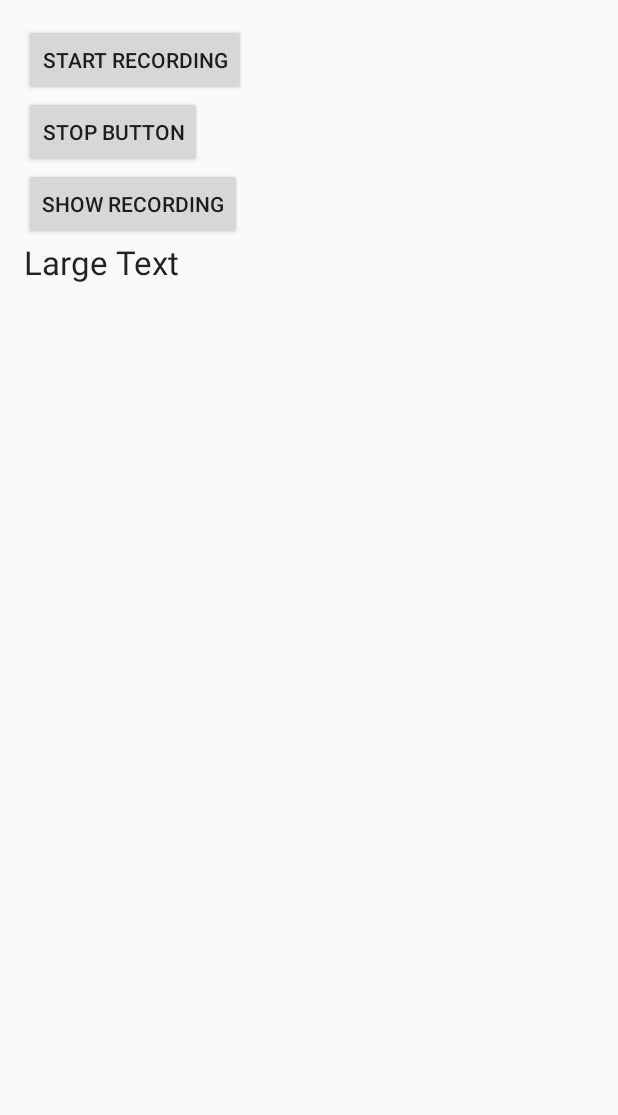
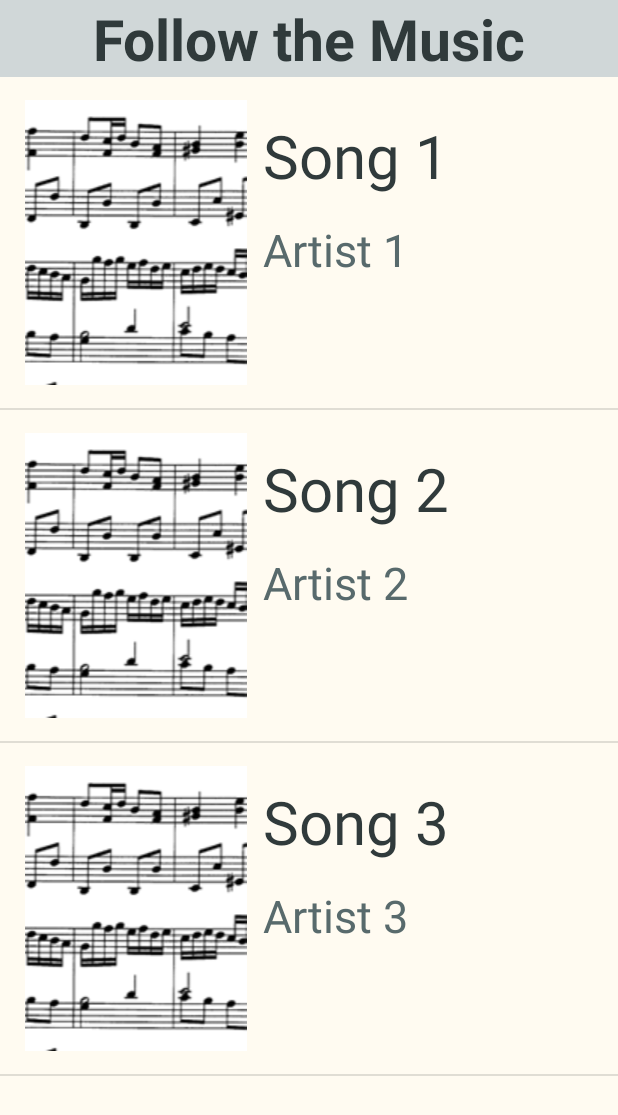
Before and after one commit to JesperHenriksen/PageTurner, an Android app: the screen it shows after launch (MainActivity), on a phone screen of 412 x 824 dp. Shown: the top 1115 px of the screen. Run offline under Robolectric (Android 15) with nearby library versions, the phone set to English and light mode, and no system bars.

Commit message:
Started UI front page (List)

```diff
--- a/app/src/main/java/com/example/jesper/pageturner/MainActivity.java
+++ b/app/src/main/java/com/example/jesper/pageturner/MainActivity.java
@@ -13,8 +13,19 @@ import android.view.Menu;
 import android.view.MenuItem;
 import android.widget.Button;
 import android.widget.TextView;
+import android.widget.Toast;
+import android.widget.AdapterView;
+import android.widget.ListView;
+import android.widget.ListAdapter;
+import android.widget.ArrayAdapter;
 
 public class MainActivity extends AppCompatActivity {
+    ListView list;
+    int [] note_image_resource = {R.drawable.notes1, R.drawable.notes1, R.drawable.notes1};
+    String[] song_titles;
+    String[] artist_names;
+    SongAdapter adapter;
+
     AudioRecorder audioRecorderClass = null;
     Button startButton = null;
     Button stopButton = null;
@@ -23,14 +34,28 @@ public class MainActivity extends AppCompatActivity {
     protected void onCreate(Bundle savedInstanceState) {
         super.onCreate(savedInstanceState);
         setContentView(R.layout.activity_main);
-        startButton = (Button) findViewById(R.id.startButton);
+        /*startButton = (Button) findViewById(R.id.startButton);
         stopButton = (Button) findViewById(R.id.stopButton);
         newButton = (Button) findViewById(R.id.recordingButton);
 
-        audioRecorderClass = new AudioRecorder();
         startButton.setOnClickListener(new btnClick());
         stopButton.setOnClickListener(new btnClick());
-        newButton.setOnClickListener(new btnClick());
+        newButton.setOnClickListener(new btnClick());*/
+        audioRecorderClass = new AudioRecorder();
+
+        list = (ListView)findViewById(R.id.songList);
+        artist_names = getResources().getStringArray(R.array.Artists);
+        song_titles = getResources().getStringArray(R.array.song_titles);
+        int i = 0;
+        adapter = new SongAdapter(getApplicationContext(), R.layout.row_layout);
+        list.setAdapter(adapter);
+
+        for (String titles: song_titles) {
+            Song song = new Song(note_image_resource[i], titles, artist_names[i]);
+            adapter.add(song);
+            i++;
+        }
+
 
     }
 
@@ -38,8 +63,8 @@ public class MainActivity extends AppCompatActivity {
     class btnClick implements View.OnClickListener {
         @Override
         public void onClick(View v) {
-            switch (v.getId()) {
-                case R.id.startButton:
+            /*switch (v.getId()) {
+               case R.id.startButton:
                     audioRecorderClass.startRecording();
                     break;
                 case R.id.stopButton:
@@ -49,8 +74,8 @@ public class MainActivity extends AppCompatActivity {
                     break;
                 default:
                     break;
-            }
-            updateText();
+            }*/
+            //updateText();
 
 
         }
--- a/app/src/main/java/com/example/jesper/pageturner/Song.java
+++ b/app/src/main/java/com/example/jesper/pageturner/Song.java
@@ -1,4 +1,38 @@
 package com.example.jesper.pageturner;
 
 public class Song {
+
+    private int note_image_resource;
+    private String song_title;
+    private String artist_name;
+
+    public int getNote_image_resource() {
+        return note_image_resource;
+    }
+
+    public void setNote_image_resource(int note_image_resource) {
+        this.note_image_resource = note_image_resource;
+    }
+
+    public String getSong_title() {
+        return song_title;
+    }
+
+    public void setSong_title(String song_title) {
+        this.song_title = song_title;
+    }
+
+    public String getArtist_name() {
+        return artist_name;
+    }
+
+    public void setArtist_name(String artist_name) {
+        this.artist_name = artist_name;
+    }
+
+    public Song(int note_image_resource, String song_title, String artist_name) {
+        this.setNote_image_resource(note_image_resource);
+        this.setSong_title(song_title);
+        this.setArtist_name(artist_name);
+    }
 }
--- /dev/null
+++ b/app/src/main/java/com/example/jesper/pageturner/SongAdapter.java
@@ -0,0 +1,69 @@
+package com.example.jesper.pageturner;
+
+import android.content.Context;
+import android.view.LayoutInflater;
+import android.view.View;
+import android.view.ViewGroup;
+import android.widget.ArrayAdapter;
+import android.widget.ImageView;
+import android.widget.TextView;
+
+import java.util.ArrayList;
+import java.util.List;
+
+/**
+ * Created by natasjahelledie on 02/03/16.
+ */
+public class SongAdapter extends ArrayAdapter{
+    List list = new ArrayList();
+
+    public SongAdapter(Context context, int resource) {
+        super(context, resource);
+    }
+
+    public void add(Object object) {
+        super.add(object);
+        list.add(object);
+    }
+
+    public int getCount() {
+        return this.list.size();
+    }
+
+    public Object getItem(int position) {
+        return this.list.get(position);
+    }
+
+    static class DataHandler{
+        ImageView note;
+        TextView title;
+        TextView artist;
+    }
+
+    @Override
+    public View getView(int position, View convertView, ViewGroup parent) {
+        View row;
+        row = convertView;
+        DataHandler handler;
+        if (convertView == null) {
+            LayoutInflater inflater = (LayoutInflater)this.getContext().getSystemService(Context.LAYOUT_INFLATER_SERVICE);
+            row = inflater.inflate(R.layout.row_layout, parent, false);
+            handler = new DataHandler();
+            handler.note = (ImageView)row.findViewById(R.id.note_image);
+            handler.title = (TextView)row.findViewById(R.id.Song_title);
+            handler.artist = (TextView)row.findViewById(R.id.Artist_name);
+            row.setTag(handler);
+
+        }
+        else {
+            handler = (DataHandler)row.getTag();
+        }
+        Song song;
+        song = (Song)this.getItem(position);
+        handler.note.setImageResource(song.getNote_image_resource());
+        handler.title.setText(song.getSong_title());
+        handler.artist.setText(song.getArtist_name());
+
+        return row;
+    }
+}
--- a/app/src/main/res/layout/activity_main.xml
+++ b/app/src/main/res/layout/activity_main.xml
@@ -1,15 +1,33 @@
 <?xml version="1.0" encoding="utf-8"?>
-<android.support.design.widget.CoordinatorLayout xmlns:android="http://schemas.android.com/apk/res/android"
-
-    xmlns:tools="http://schemas.android.com/tools"
+<RelativeLayout xmlns:android="http://schemas.android.com/apk/res/android"
+    android:orientation="horizontal"
     android:layout_width="match_parent"
     android:layout_height="match_parent"
+    xmlns:tools="http://schemas.android.com/tools"
     android:fitsSystemWindows="true"
-    tools:context="com.example.jesper.pageturner.MainActivity">
+    tools:context="com.example.jesper.pageturner.MainActivity"
+    android:background="#fffbf1">
 
 
-    <include layout="@layout/content_main" />
+    <TextView
+        android:id="@+id/Headline"
+        android:layout_width="match_parent"
+        android:layout_height="wrap_content"
+        android:textAppearance="?android:attr/textAppearanceLarge"
+        android:text="Follow the Music"
+        android:background="#d0d7d8"
+        android:fontFamily="Roboto"
+        android:textColor="#303a3b"
+        android:textSize="38dp"
+        android:textStyle="bold"
+        android:textAlignment="center"
+        android:layout_marginRight="0dp" />
 
+    <ListView
+        android:id="@+id/songList"
+        android:layout_width="wrap_content"
+        android:layout_height="match_parent"
+        android:layout_below="@id/Headline">
+    </ListView>
 
-
-</android.support.design.widget.CoordinatorLayout>
+</RelativeLayout>
--- /dev/null
+++ b/app/src/main/res/layout/row_layout.xml
@@ -0,0 +1,43 @@
+<?xml version="1.0" encoding="utf-8"?>
+<RelativeLayout xmlns:android="http://schemas.android.com/apk/res/android"
+    android:layout_width="match_parent" android:layout_height="wrap_content"
+    android:background="#fffbf1"
+    android:padding="15dp">
+
+    <!--Note image-->
+    <ImageView
+        android:id="@+id/note_image"
+        android:layout_width="150dp"
+        android:layout_height="190dp"
+        android:layout_alignParentLeft="true"
+        android:src="@drawable/notes1"
+        />
+
+    <!--Song title-->
+    <TextView
+        android:id="@+id/Song_title"
+        android:layout_width="wrap_content"
+        android:layout_height="wrap_content"
+        android:layout_toRightOf="@+id/note_image"
+        android:text="This is song name"
+        android:textColor="#303a3b"
+        android:textSize="40dp"
+
+        android:padding="10dp" />
+
+    <!--Artist name-->
+    <TextView
+        android:id="@+id/Artist_name"
+        android:layout_width="wrap_content"
+        android:layout_height="wrap_content"
+        android:layout_below="@id/Song_title"
+        android:layout_toRightOf="@+id/note_image"
+        android:text="This is artist name"
+        android:textColor="#586a6c"
+        android:textSize="30dp"
+        android:paddingLeft="10dp"
+        android:paddingTop="5dp" />
+
+
+
+</RelativeLayout>
--- a/app/src/main/res/values/strings.xml
+++ b/app/src/main/res/values/strings.xml
@@ -1,5 +1,17 @@
 <resources>
-    <string name="app_name">PageTurner</string>
+    <string name="app_name">Follow the Music</string>
     <string name="action_settings">Settings</string>
     <string name="title_activity_recorder_page">RecorderPage</string>
+
+    <string-array name="song_titles">
+        <item>Song 1</item>
+        <item>Song 2</item>
+        <item>Song 3</item>
+    </string-array>
+
+    <string-array name="Artists">
+        <item>Artist 1</item>
+        <item>Artist 2</item>
+        <item>Artist 3</item>
+    </string-array>
 </resources>
```
Also changed, not shown: app/src/main/res/drawable/notes1.png (added).
